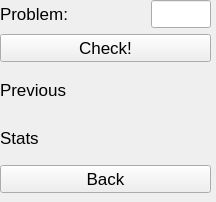
Old version of the form actionwindow.ui in the repository SecuFather/math-teacher.
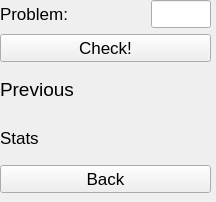
New version of the form.

What changed in the file:
```diff
--- a/actionwindow.ui
+++ b/actionwindow.ui
@@ -64,6 +64,11 @@
     </item>
     <item>
      <widget class="QLabel" name="prevLabel">
+      <property name="font">
+       <font>
+        <pointsize>14</pointsize>
+       </font>
+      </property>
       <property name="text">
        <string>Previous</string>
       </property>
```
